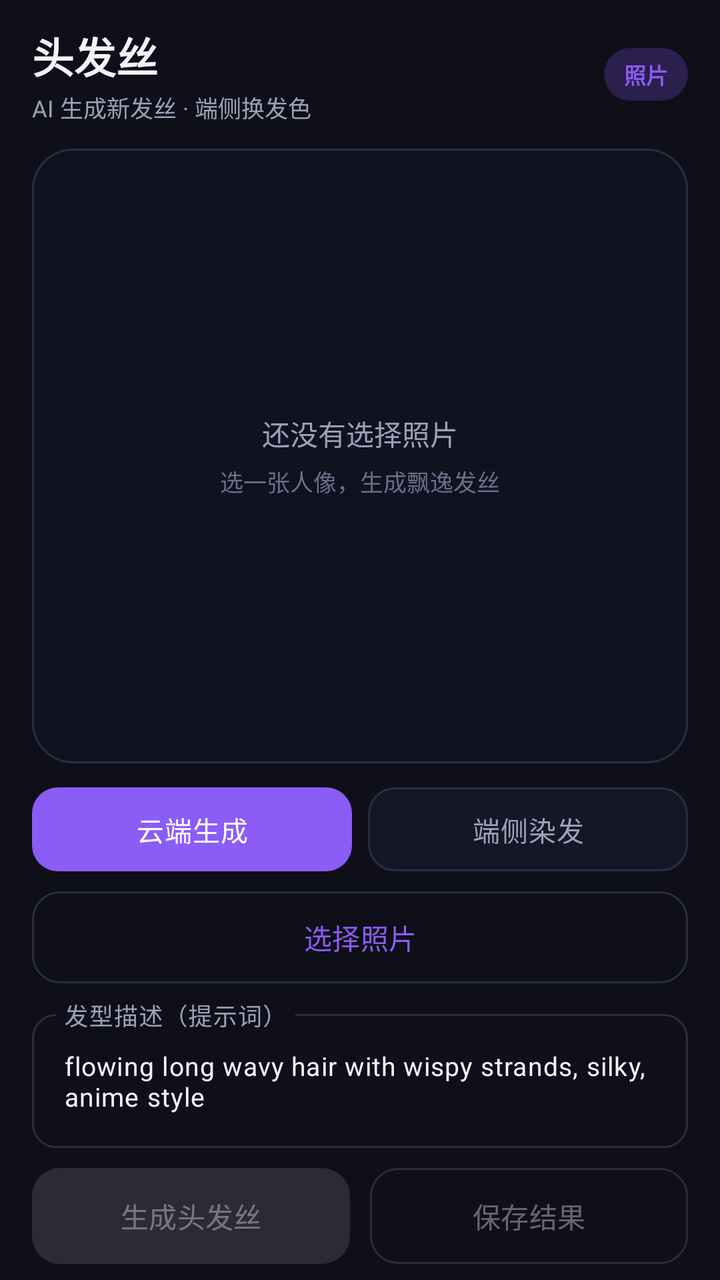
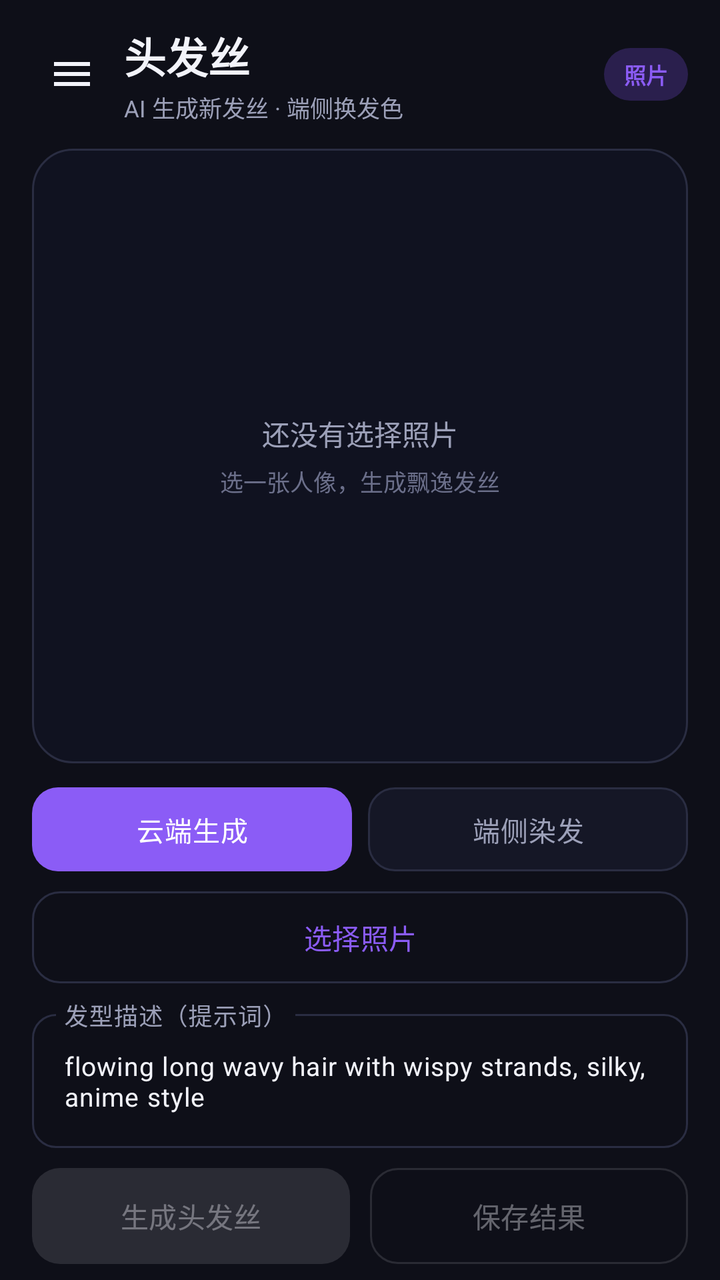

Screens rendered from an Android XML layout before and after an edit, with the pre-edit source and the edit as a unified diff.
<!-- AndroidManifest.xml: application theme Theme.MagicBeauty -->
<!-- res/layout/fragment_hair.xml -->
<?xml version="1.0" encoding="utf-8"?>
<LinearLayout xmlns:android="http://schemas.android.com/apk/res/android"
    xmlns:app="http://schemas.android.com/apk/res-auto"
    android:layout_width="match_parent"
    android:layout_height="match_parent"
    android:background="@color/bg"
    android:orientation="vertical"
    android:paddingStart="16dp"
    android:paddingTop="12dp"
    android:paddingEnd="16dp"
    android:paddingBottom="8dp">

    
    <LinearLayout
        android:layout_width="match_parent"
        android:layout_height="wrap_content"
        android:gravity="center_vertical"
        android:orientation="horizontal">

        <LinearLayout
            android:layout_width="0dp"
            android:layout_height="wrap_content"
            android:layout_weight="1"
            android:orientation="vertical">

            <TextView
                android:layout_width="wrap_content"
                android:layout_height="wrap_content"
                android:text="头发丝"
                android:textColor="@color/text"
                android:textSize="21sp"
                android:textStyle="bold" />

            <TextView
                android:layout_width="wrap_content"
                android:layout_height="wrap_content"
                android:layout_marginTop="2dp"
                android:text="AI 生成新发丝 · 端侧换发色"
                android:textColor="@color/text_sub"
                android:textSize="11.5sp" />
        </LinearLayout>

        <TextView
            android:layout_width="wrap_content"
            android:layout_height="wrap_content"
            android:background="@drawable/bg_pill"
            android:paddingStart="10dp"
            android:paddingTop="5dp"
            android:paddingEnd="10dp"
            android:paddingBottom="5dp"
            android:text="照片"
            android:textColor="@color/brand"
            android:textSize="11sp"
            android:textStyle="bold" />
    </LinearLayout>

    
    <FrameLayout
        android:layout_width="match_parent"
        android:layout_height="0dp"
        android:layout_marginTop="12dp"
        android:layout_weight="1"
        android:minHeight="150dp"
        android:background="@drawable/bg_preview">

        <ImageView
            android:id="@+id/preview"
            android:layout_width="match_parent"
            android:layout_height="match_parent"
            android:contentDescription="预览"
            android:scaleType="fitCenter" />

        <LinearLayout
            android:id="@+id/emptyState"
            android:layout_width="wrap_content"
            android:layout_height="wrap_content"
            android:layout_gravity="center"
            android:gravity="center"
            android:orientation="vertical">

            <TextView
                android:layout_width="wrap_content"
                android:layout_height="wrap_content"
                android:text="还没有选择照片"
                android:textColor="@color/text_sub"
                android:textSize="14sp" />

            <TextView
                android:layout_width="wrap_content"
                android:layout_height="wrap_content"
                android:layout_marginTop="5dp"
                android:text="选一张人像，生成飘逸发丝"
                android:textColor="@color/text_dim"
                android:textSize="11.5sp" />
        </LinearLayout>

        <ProgressBar
            android:id="@+id/progress"
            android:layout_width="wrap_content"
            android:layout_height="wrap_content"
            android:layout_gravity="center"
            android:indeterminateTint="@color/brand"
            android:visibility="gone" />
    </FrameLayout>

    
    <RadioGroup
        android:id="@+id/rgMode"
        android:layout_width="match_parent"
        android:layout_height="wrap_content"
        android:layout_marginTop="12dp"
        android:orientation="horizontal">

        <RadioButton
            android:id="@+id/rbCloud"
            android:layout_width="0dp"
            android:layout_height="42dp"
            android:layout_weight="1"
            android:background="@drawable/bg_segment"
            android:button="@null"
            android:checked="true"
            android:gravity="center"
            android:text="云端生成"
            android:textColor="@color/segment_text"
            android:textSize="13.5sp" />

        <RadioButton
            android:id="@+id/rbLocal"
            android:layout_width="0dp"
            android:layout_height="42dp"
            android:layout_marginStart="8dp"
            android:layout_weight="1"
            android:background="@drawable/bg_segment"
            android:button="@null"
            android:gravity="center"
            android:text="端侧染发"
            android:textColor="@color/segment_text"
            android:textSize="13.5sp" />
    </RadioGroup>

    
    <com.google.android.material.button.MaterialButton
        android:id="@+id/btnPick"
        style="?attr/materialButtonOutlinedStyle"
        android:layout_width="match_parent"
        android:layout_height="46dp"
        android:layout_marginTop="10dp"
        android:insetTop="0dp"
        android:insetBottom="0dp"
        android:text="选择照片"
        android:textAllCaps="false"
        android:textSize="14sp"
        app:cornerRadius="14dp" />

    
    <com.google.android.material.textfield.TextInputLayout
        android:layout_width="match_parent"
        android:layout_height="wrap_content"
        android:layout_marginTop="10dp"
        android:hint="发型描述（提示词）"
        app:boxBackgroundMode="outline"
        app:boxCornerRadiusBottomEnd="12dp"
        app:boxCornerRadiusBottomStart="12dp"
        app:boxCornerRadiusTopEnd="12dp"
        app:boxCornerRadiusTopStart="12dp"
        app:hintTextColor="@color/text_sub">

        <com.google.android.material.textfield.TextInputEditText
            android:id="@+id/etPrompt"
            android:layout_width="match_parent"
            android:layout_height="wrap_content"
            android:inputType="textMultiLine"
            android:maxLines="2"
            android:text="flowing long wavy hair with wispy strands, silky, anime style"
            android:textSize="13sp" />
    </com.google.android.material.textfield.TextInputLayout>

    
    <LinearLayout
        android:layout_width="match_parent"
        android:layout_height="wrap_content"
        android:layout_marginTop="10dp"
        android:orientation="horizontal">

        <com.google.android.material.button.MaterialButton
            android:id="@+id/btnGen"
            android:layout_width="0dp"
            android:layout_height="48dp"
            android:layout_weight="1"
            android:enabled="false"
            android:insetTop="0dp"
            android:insetBottom="0dp"
            android:text="生成头发丝"
            android:textAllCaps="false"
            android:textSize="14sp"
            app:cornerRadius="14dp" />

        <Space
            android:layout_width="10dp"
            android:layout_height="1dp" />

        <com.google.android.material.button.MaterialButton
            android:id="@+id/btnSave"
            style="?attr/materialButtonOutlinedStyle"
            android:layout_width="0dp"
            android:layout_height="48dp"
            android:layout_weight="1"
            android:enabled="false"
            android:insetTop="0dp"
            android:insetBottom="0dp"
            android:text="保存结果"
            android:textAllCaps="false"
            android:textSize="14sp"
            app:cornerRadius="14dp" />
    </LinearLayout>
</LinearLayout>
<!-- resources referenced by this layout -->
<resources>
  <color name="bg">#0E0F18</color>
  <color name="brand">#8B5CF6</color>
  <color name="text">#F2F3FA</color>
  <color name="text_dim">#6B6F8A</color>
  <color name="text_sub">#9CA0B8</color>
  <!-- drawable bg_pill (drawable) -->
  <?xml version="1.0" encoding="utf-8"?>
  <shape xmlns:android="http://schemas.android.com/apk/res/android" android:shape="rectangle">
      <solid android:color="@color/brand_soft" />
      <corners android:radius="20dp" />
  </shape>
  <!-- drawable bg_preview (drawable) -->
  <?xml version="1.0" encoding="utf-8"?>
  <shape xmlns:android="http://schemas.android.com/apk/res/android" android:shape="rectangle">
      <solid android:color="#101220" />
      <corners android:radius="20dp" />
      <stroke android:width="1dp" android:color="@color/card_stroke" />
  </shape>
  <!-- drawable bg_segment (drawable) -->
  <?xml version="1.0" encoding="utf-8"?>
  <selector xmlns:android="http://schemas.android.com/apk/res/android">
      <item android:state_checked="true">
          <shape android:shape="rectangle">
              <solid android:color="@color/brand" />
              <corners android:radius="13dp" />
          </shape>
      </item>
      <item>
          <shape android:shape="rectangle">
              <solid android:color="@color/bg_elev" />
              <corners android:radius="13dp" />
              <stroke android:width="1dp" android:color="@color/card_stroke" />
          </shape>
      </item>
  </selector>
  <style name="Theme.MagicBeauty" parent="Theme.Material3.Dark.NoActionBar">
          <item name="colorPrimary">@color/brand</item>
          <item name="colorOnPrimary">@color/white</item>
          <item name="colorPrimaryContainer">@color/brand_soft</item>
          <item name="colorOnPrimaryContainer">@color/text</item>
          <item name="colorSecondary">@color/brand_2</item>
          <item name="colorOnSecondary">@color/white</item>
          <item name="colorSecondaryContainer">@color/brand_soft</item>
          <item name="colorOnSecondaryContainer">@color/text</item>
  
          <item name="colorSurface">@color/card</item>
          <item name="colorOnSurface">@color/text</item>
          <item name="colorSurfaceVariant">@color/bg_elev</item>
          <item name="colorOnSurfaceVariant">@color/text_sub</item>
          <item name="colorOutline">@color/card_stroke</item>
          <item name="colorOutlineVariant">@color/card_stroke</item>
  
          <item name="android:windowBackground">@color/bg</item>
          <item name="android:statusBarColor">@color/bg</item>
          <item name="android:navigationBarColor">@color/nav_bg</item>
          <item name="android:windowLightStatusBar">false</item>
          <item name="android:windowLightNavigationBar" tools:targetApi="27">false</item>
          <item name="android:colorAccent">@color/brand</item>
          <item name="android:textColorPrimary">@color/text</item>
          <item name="android:textColorSecondary">@color/text_sub</item>
          <item name="android:forceDarkAllowed" tools:targetApi="29">false</item>
      </style>
  <color name="brand_soft">#2A1F4D</color>
  <color name="card_stroke">#2A2D42</color>
  <color name="bg_elev">#151726</color>
  <color name="white">#FFFFFFFF</color>
  <color name="brand_2">#EC4899</color>
  <color name="card">#1A1C2B</color>
  <color name="nav_bg">#111320</color>
</resources>

<!-- the commit's change to res/layout/fragment_hair.xml (unified diff, before → after) -->
@@ -17,6 +17,16 @@
         android:gravity="center_vertical"
         android:orientation="horizontal">
 
+        <ImageButton
+            android:id="@+id/btnMenu"
+            android:layout_width="40dp"
+            android:layout_height="40dp"
+            android:layout_marginEnd="6dp"
+            android:background="?attr/selectableItemBackgroundBorderless"
+            android:contentDescription="菜单"
+            android:src="@drawable/ic_menu"
+            android:tint="@color/text" />
+
         <LinearLayout
             android:layout_width="0dp"
             android:layout_height="wrap_content"
<!-- resource entries referenced after the edit -->
@@ -35,6 +35,16 @@
           </shape>
       </item>
   </selector>
+  <!-- drawable ic_menu (drawable) -->
+  <vector xmlns:android="http://schemas.android.com/apk/res/android"
+      android:width="24dp"
+      android:height="24dp"
+      android:viewportWidth="24"
+      android:viewportHeight="24">
+      <path
+          android:fillColor="#FFFFFF"
+          android:pathData="M3,6h18v2H3zM3,11h18v2H3zM3,16h18v2H3z" />
+  </vector>
   <style name="Theme.MagicBeauty" parent="Theme.Material3.Dark.NoActionBar">
           <item name="colorPrimary">@color/brand</item>
           <item name="colorOnPrimary">@color/white</item>
